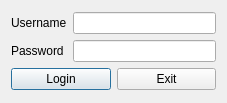
This is src/client/login.ui in trigger-happy/Cerberus as Qt 5 draws it before an edit. The edited form follows.
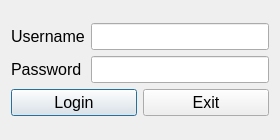
This is the edited form.

Commit message: Enlarged all the UIs

The edit to the form file:
```diff
--- a/src/client/login.ui
+++ b/src/client/login.ui
@@ -6,8 +6,8 @@
    <rect>
     <x>0</x>
     <y>0</y>
-    <width>227</width>
-    <height>103</height>
+    <width>280</width>
+    <height>140</height>
    </rect>
   </property>
   <property name="windowTitle">
@@ -20,16 +20,32 @@
       <layout class="QGridLayout" name="gridLayout">
        <item row="0" column="0">
         <widget class="QLabel" name="username_lbl">
+         <property name="font">
+          <font>
+           <pointsize>12</pointsize>
+          </font>
+         </property>
          <property name="text">
           <string>Username</string>
          </property>
         </widget>
        </item>
        <item row="0" column="1">
-        <widget class="QLineEdit" name="username_line"/>
+        <widget class="QLineEdit" name="username_line">
+         <property name="font">
+          <font>
+           <pointsize>12</pointsize>
+          </font>
+         </property>
+        </widget>
        </item>
        <item row="1" column="0">
         <widget class="QLabel" name="password_lbl">
+         <property name="font">
+          <font>
+           <pointsize>12</pointsize>
+          </font>
+         </property>
          <property name="text">
           <string>Password</string>
          </property>
@@ -37,6 +53,11 @@
        </item>
        <item row="1" column="1">
         <widget class="QLineEdit" name="password_line">
+         <property name="font">
+          <font>
+           <pointsize>12</pointsize>
+          </font>
+         </property>
          <property name="text">
           <string/>
          </property>
@@ -51,6 +72,11 @@
       <layout class="QHBoxLayout" name="horizontalLayout">
        <item>
         <widget class="QPushButton" name="login_btn">
+         <property name="font">
+          <font>
+           <pointsize>12</pointsize>
+          </font>
+         </property>
          <property name="text">
           <string>Login</string>
          </property>
@@ -58,6 +84,11 @@
        </item>
        <item>
         <widget class="QPushButton" name="exit_btn">
+         <property name="font">
+          <font>
+           <pointsize>12</pointsize>
+          </font>
+         </property>
          <property name="text">
           <string>Exit</string>
          </property>
```
The commit also changes 7 other files.
